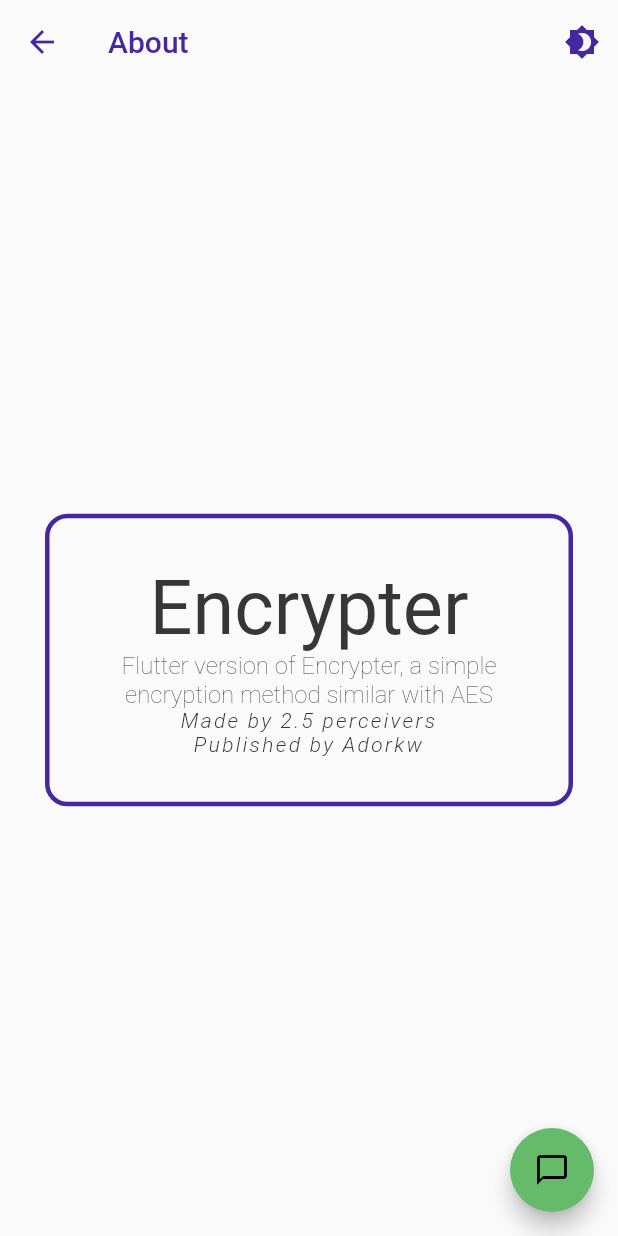
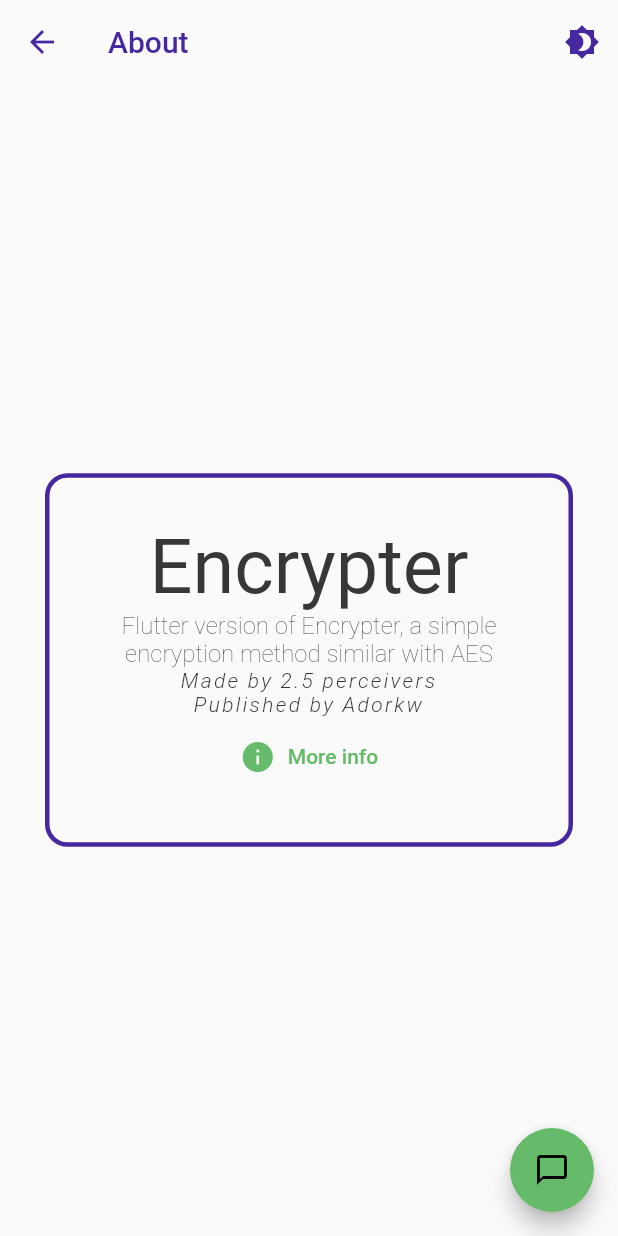
Before and after one commit to 2-5-perceivers/Encrypter-Flutter, a Flutter app: the AboutPage screen opened by its route, on a phone screen of 412 x 824 dp. Run offline on Flutter 3.47's test engine with Material 2 defaults, Android fonts, the phone set to English and light mode, and no system bars; our stand-ins replace animated_theme_switcher, shared_preferences, wave; accounts and stored records are empty.

Commit message:
Licenses part Including license for future library

```diff
--- a/lib/pages/about_page.dart
+++ b/lib/pages/about_page.dart
@@ -70,7 +70,26 @@ class _AboutPageState extends State<AboutPage> {
                     letterSpacing: 1.5,
                   ),
                   textAlign: TextAlign.center,
-                )
+                ),
+                TextButton.icon(
+                  style: ButtonStyle(
+                    foregroundColor: MaterialStateProperty.all(
+                        Theme.of(context).accentColor),
+                    padding:
+                        MaterialStateProperty.all(const EdgeInsets.all(15.0)),
+                    overlayColor: MaterialStateProperty.all(
+                      Theme.of(context).hoverColor,
+                    ),
+                  ),
+                  onPressed: () {
+                    showAboutDialog(
+                      context: context,
+                      applicationLegalese: "© 2.5 Perceivers",
+                    );
+                  },
+                  icon: const Icon(Icons.info),
+                  label: const Text("More info"),
+                ),
               ],
             ),
           ),
```
Also changed, not shown: 1 other file.
